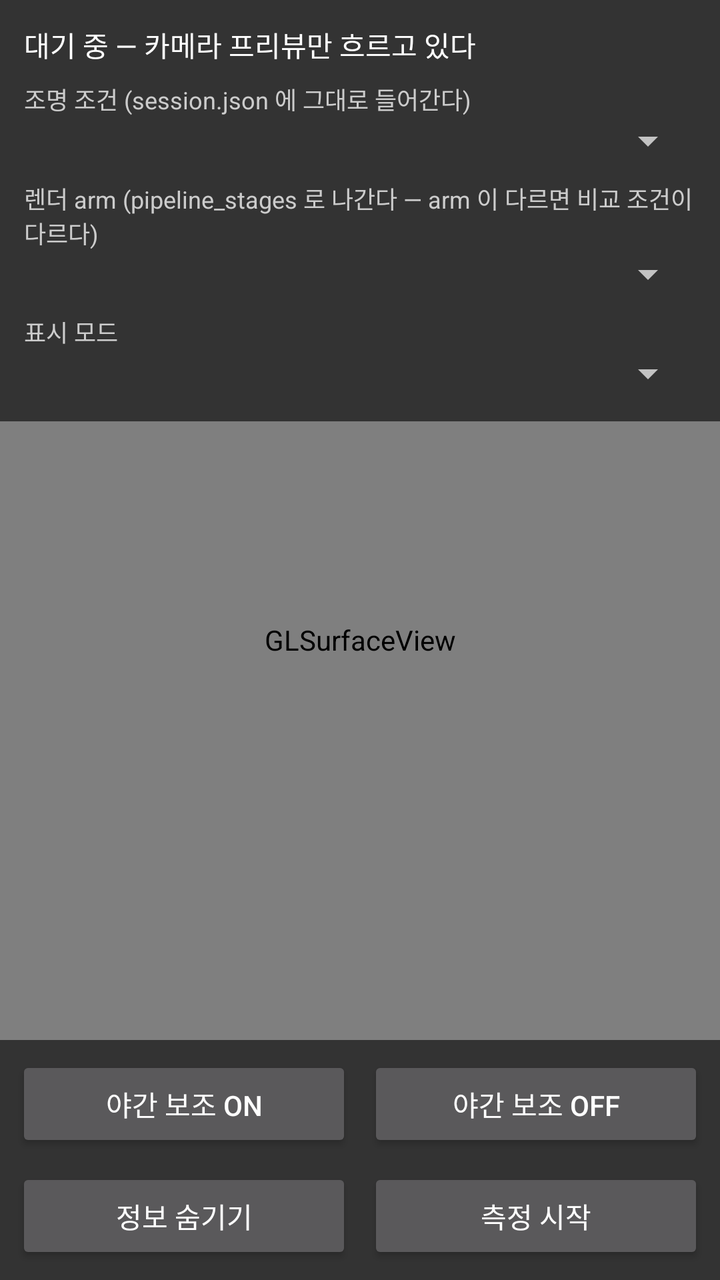
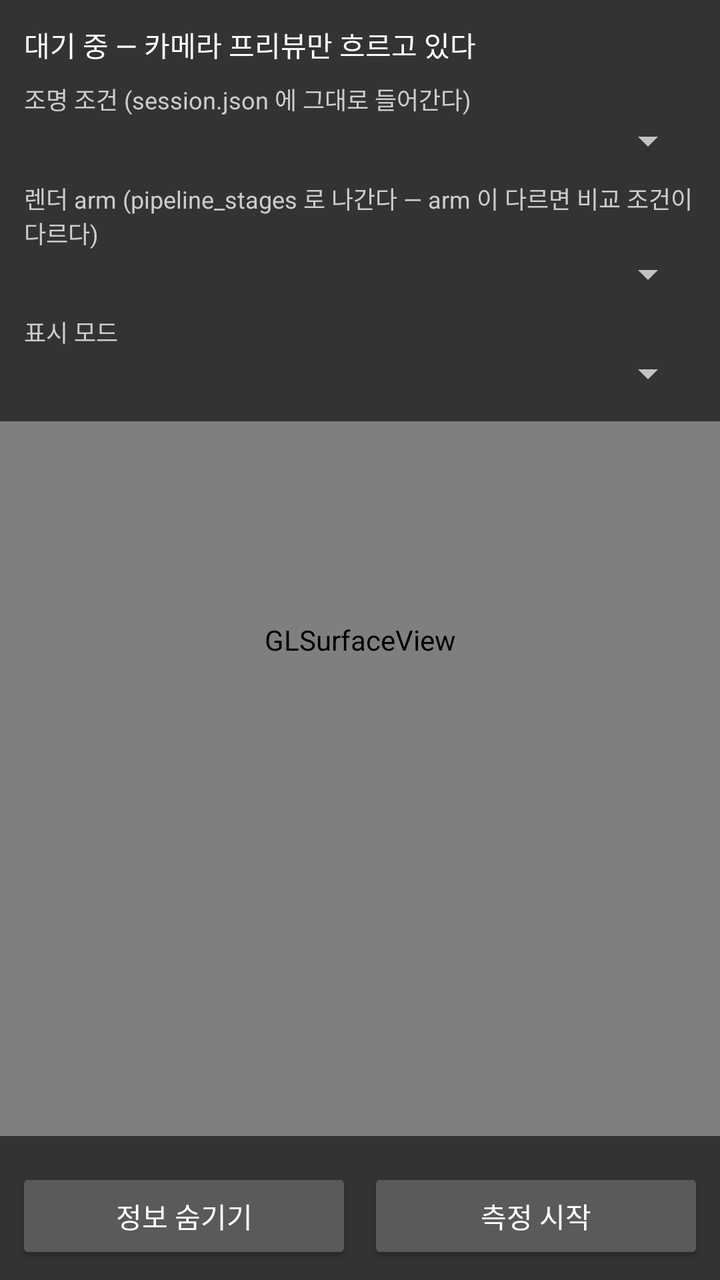

Compare the two renders of this Android layout. The source of the first and the diff that turns it into the second are given below.
<!-- AndroidManifest.xml: application theme Theme.BammasilPoc -->
<!-- res/layout/activity_main.xml -->
<?xml version="1.0" encoding="utf-8"?>
<FrameLayout xmlns:android="http://schemas.android.com/apk/res/android"
    android:layout_width="match_parent"
    android:layout_height="match_parent"
    android:background="@android:color/black">

    
    <android.opengl.GLSurfaceView
        android:id="@+id/gl_view"
        android:layout_width="match_parent"
        android:layout_height="match_parent" />

    
    <LinearLayout
        android:id="@+id/info_panel"
        android:layout_width="match_parent"
        android:layout_height="wrap_content"
        android:layout_gravity="top"
        android:orientation="vertical"
        android:padding="12dp"
        android:background="#99000000">

        
        <TextView
            android:id="@+id/status_text"
            android:layout_width="match_parent"
            android:layout_height="wrap_content"
            android:textColor="@android:color/white"
            android:textSize="14sp"
            android:text="@string/idle" />

        <TextView
            android:layout_width="match_parent"
            android:layout_height="wrap_content"
            android:layout_marginTop="8dp"
            android:textColor="#CCCCCC"
            android:textSize="12sp"
            android:text="@string/lighting_label" />

        <Spinner
            android:id="@+id/lighting_spinner"
            android:layout_width="match_parent"
            android:layout_height="wrap_content" />

        <TextView
            android:layout_width="match_parent"
            android:layout_height="wrap_content"
            android:layout_marginTop="8dp"
            android:textColor="#CCCCCC"
            android:textSize="12sp"
            android:text="@string/arm_label" />

        
        <Spinner
            android:id="@+id/arm_spinner"
            android:layout_width="match_parent"
            android:layout_height="wrap_content" />

        <TextView
            android:layout_width="match_parent"
            android:layout_height="wrap_content"
            android:layout_marginTop="8dp"
            android:textColor="#CCCCCC"
            android:textSize="12sp"
            android:text="@string/display_mode_label" />

        <Spinner
            android:id="@+id/display_mode_spinner"
            android:layout_width="match_parent"
            android:layout_height="wrap_content" />

        <LinearLayout
            android:id="@+id/cardboard_tuning_panel"
            android:layout_width="match_parent"
            android:layout_height="wrap_content"
            android:orientation="vertical"
            android:visibility="gone">

            <TextView
                android:id="@+id/cardboard_fov_label"
                android:layout_width="match_parent"
                android:layout_height="wrap_content"
                android:textColor="#CCCCCC"
                android:textSize="12sp" />

            <SeekBar
                android:id="@+id/cardboard_fov_seek"
                android:layout_width="match_parent"
                android:layout_height="wrap_content"
                android:max="40"
                android:progress="10" />

            <TextView
                android:id="@+id/cardboard_alignment_label"
                android:layout_width="match_parent"
                android:layout_height="wrap_content"
                android:textColor="#CCCCCC"
                android:textSize="12sp" />

            <SeekBar
                android:id="@+id/cardboard_alignment_seek"
                android:layout_width="match_parent"
                android:layout_height="wrap_content"
                android:max="120"
                android:progress="44" />
        </LinearLayout>
    </LinearLayout>

    
    <LinearLayout
        android:id="@+id/control_bar"
        android:layout_width="match_parent"
        android:layout_height="wrap_content"
        android:layout_gravity="bottom"
        android:orientation="vertical"
        android:padding="8dp"
        android:background="#99000000">

        
        <LinearLayout
            android:layout_width="match_parent"
            android:layout_height="wrap_content"
            android:orientation="horizontal">

            <Button
                android:id="@+id/btn_view_on"
                android:layout_width="0dp"
                android:layout_weight="1"
                android:layout_height="wrap_content"
                android:text="@string/view_on" />

            <Button
                android:id="@+id/btn_view_off"
                android:layout_width="0dp"
                android:layout_weight="1"
                android:layout_height="wrap_content"
                android:layout_marginStart="8dp"
                android:text="@string/view_off" />
        </LinearLayout>

        <LinearLayout
            android:layout_width="match_parent"
            android:layout_height="wrap_content"
            android:layout_marginTop="8dp"
            android:orientation="horizontal">

            <Button
                android:id="@+id/hud_button"
                android:layout_width="0dp"
                android:layout_weight="1"
                android:layout_height="wrap_content"
                android:text="@string/hud_hide" />

            <Button
                android:id="@+id/toggle_button"
                android:layout_width="0dp"
                android:layout_weight="1"
                android:layout_height="wrap_content"
                android:layout_marginStart="8dp"
                android:text="@string/start" />
        </LinearLayout>
    </LinearLayout>

</FrameLayout>
<!-- resources referenced by this layout -->
<resources>
  <string name="arm_label">렌더 arm (pipeline_stages 로 나간다 — arm 이 다르면 비교 조건이 다르다)</string>
  <string name="display_mode_label">표시 모드</string>
  <string name="hud_hide">정보 숨기기</string>
  <string name="idle">대기 중 — 카메라 프리뷰만 흐르고 있다</string>
  <string name="lighting_label">조명 조건 (session.json 에 그대로 들어간다)</string>
  <string name="start">측정 시작</string>
  <string name="view_off">야간 보조 OFF</string>
  <string name="view_on">야간 보조 ON</string>
  <style name="Theme.BammasilPoc" parent="@android:style/Theme.Material.NoActionBar.Fullscreen">
          <item name="android:windowBackground">@android:color/black</item>
      </style>
</resources>

<!-- the commit's change to res/layout/activity_main.xml (unified diff, before → after) -->
@@ -116,28 +116,6 @@
         android:padding="8dp"
         android:background="#99000000">
 
-        
-        <LinearLayout
-            android:layout_width="match_parent"
-            android:layout_height="wrap_content"
-            android:orientation="horizontal">
-
-            <Button
-                android:id="@+id/btn_view_on"
-                android:layout_width="0dp"
-                android:layout_weight="1"
-                android:layout_height="wrap_content"
-                android:text="@string/view_on" />
-
-            <Button
-                android:id="@+id/btn_view_off"
-                android:layout_width="0dp"
-                android:layout_weight="1"
-                android:layout_height="wrap_content"
-                android:layout_marginStart="8dp"
-                android:text="@string/view_off" />
-        </LinearLayout>
-
         <LinearLayout
             android:layout_width="match_parent"
             android:layout_height="wrap_content"
<!-- resource entries referenced after the edit -->
@@ -6,8 +6,6 @@
   <string name="idle">대기 중 — 카메라 프리뷰만 흐르고 있다</string>
   <string name="lighting_label">조명 조건 (session.json 에 그대로 들어간다)</string>
   <string name="start">측정 시작</string>
-  <string name="view_off">야간 보조 OFF</string>
-  <string name="view_on">야간 보조 ON</string>
   <style name="Theme.BammasilPoc" parent="@android:style/Theme.Material.NoActionBar.Fullscreen">
           <item name="android:windowBackground">@android:color/black</item>
       </style>
